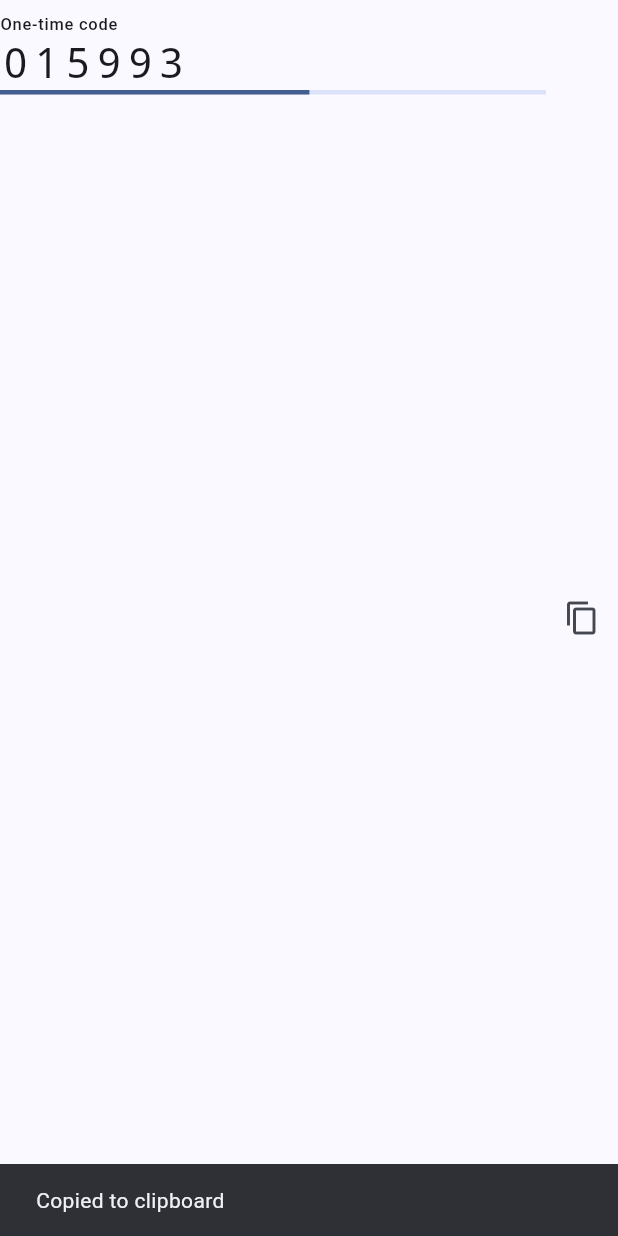
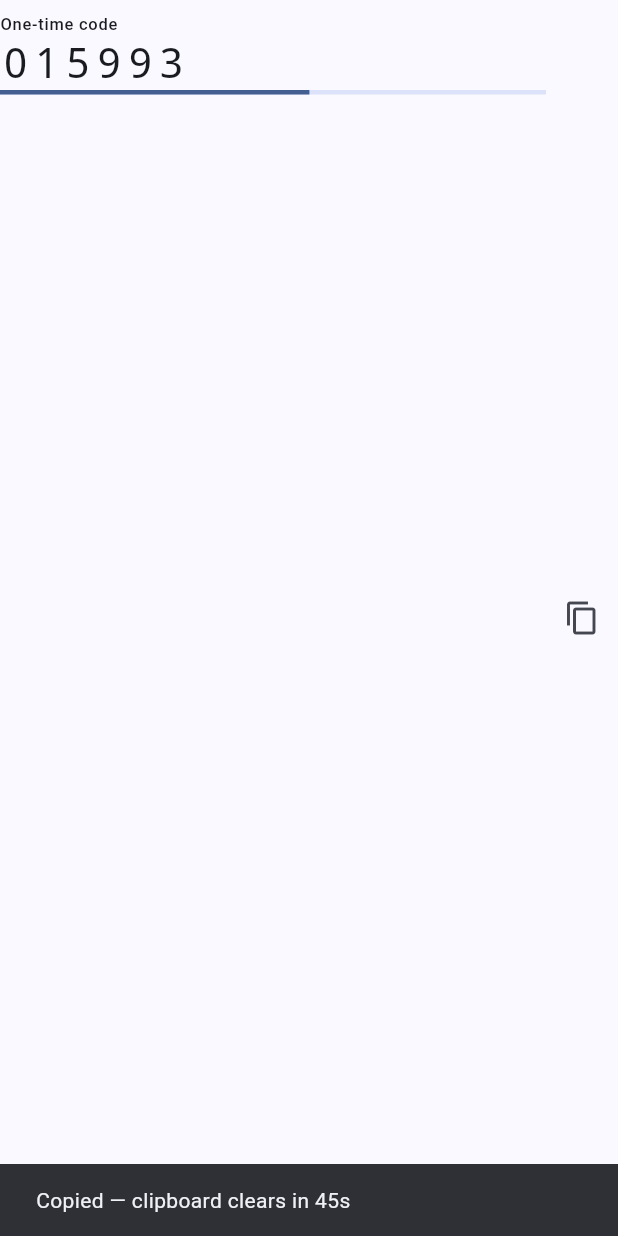
Before and after one commit to zametkikostik/vrav-pass, a Flutter app: the TotpCodeWidget widget shown alone on an empty page, opened directly with empty values, after a tap on the "content copy" icon, on a phone screen of 412 x 824 dp. Run offline on Flutter 3.47's test engine with Material 3 defaults, Android fonts, the phone set to English and light mode, and no system bars; our stand-ins replace easy_localization, file_picker, flutter_riverpod, flutter_secure_storage, google_sign_in, local_auth and 3 more; missing offline and left inert: cryptography, dart:ffi, extension_google_sign_in_as_googleapis_auth, googleapis, pointycastle; accounts and stored records are empty.

Commit message:
TOTP copy uses SecureClipboard auto-clear

```diff
--- a/mobile/lib/features/vault/totp_code_widget.dart
+++ b/mobile/lib/features/vault/totp_code_widget.dart
@@ -2,8 +2,8 @@ import 'dart:async';
 
 import 'package:easy_localization/easy_localization.dart';
 import 'package:flutter/material.dart';
-import 'package:flutter/services.dart';
 
+import '../../core/util/secure_clipboard.dart';
 import '../../core/util/totp.dart';
 
 class TotpCodeWidget extends StatefulWidget {
@@ -71,11 +71,13 @@ class _TotpCodeWidgetState extends State<TotpCodeWidget> {
           ),
           IconButton(
             icon: const Icon(Icons.copy),
-            onPressed: () {
-              Clipboard.setData(ClipboardData(text: _code));
-              ScaffoldMessenger.of(context).showSnackBar(
-                SnackBar(content: Text('copied'.tr())),
-              );
+            onPressed: () async {
+              await SecureClipboard.copy(_code);
+              if (context.mounted) {
+                ScaffoldMessenger.of(context).showSnackBar(
+                  SnackBar(content: Text('copied_clears'.tr())),
+                );
+              }
             },
           ),
         ],
```
